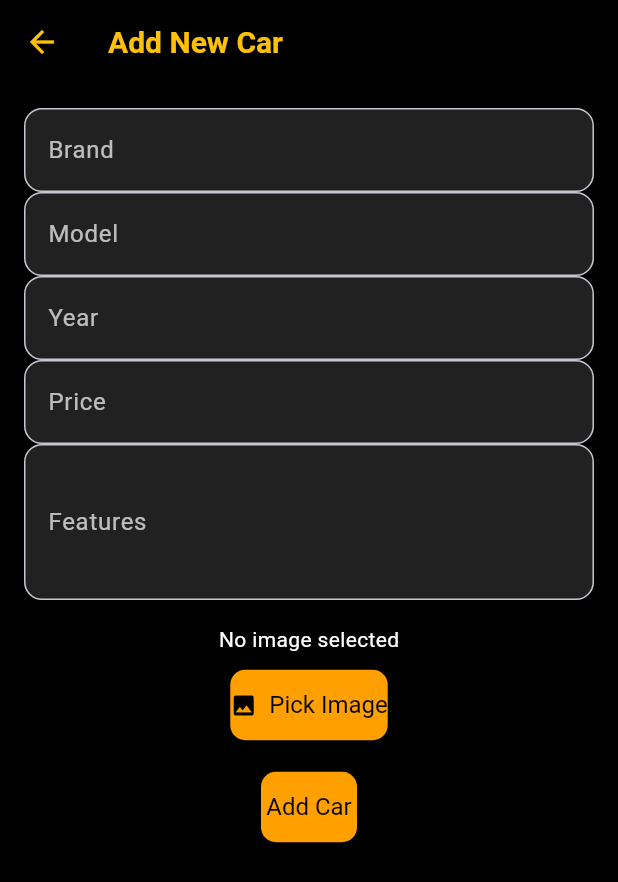
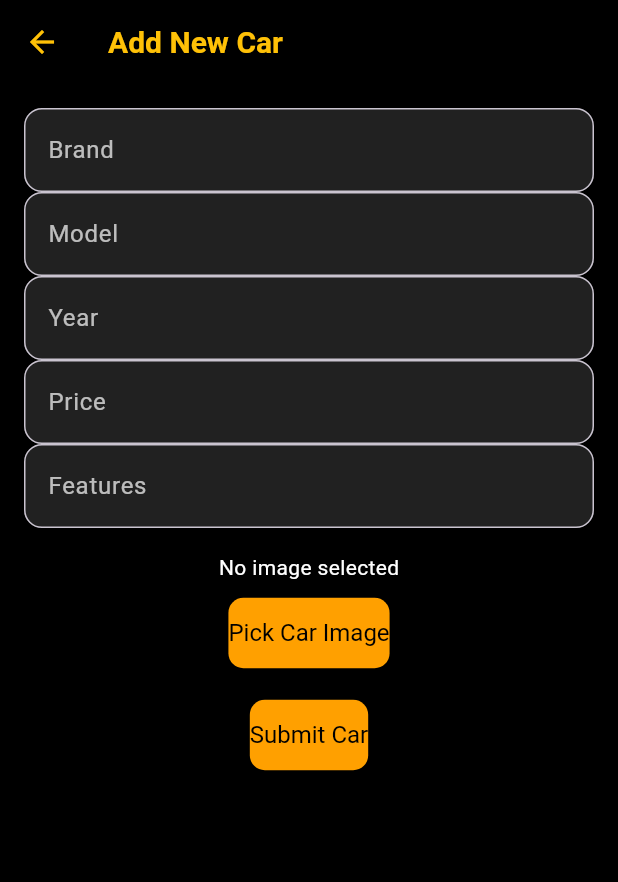
Before and after one commit to Khemrazzz/ExoticCars.mu, a Flutter app: the AddCarScreen screen opened directly, on a phone screen of 412 x 824 dp. Shown: the top 882 px of the screen. Run offline on Flutter 3.47's test engine with Material 3 defaults, Android fonts, the phone set to English and light mode, and no system bars; our stand-ins replace flutter_dotenv, go_router, image_picker, supabase_flutter; missing offline and left inert: functions_client; accounts and stored records are empty.

Commit message:
feat: update AddCarScreen implementation

```diff
--- a/lib/view/car/add_car_screen.dart
+++ b/lib/view/car/add_car_screen.dart
@@ -1,7 +1,6 @@
 import 'dart:io';
 import 'package:flutter/material.dart';
 import 'package:image_picker/image_picker.dart';
-import 'package:path/path.dart';
 import 'package:supabase_flutter/supabase_flutter.dart';
 
 class AddCarScreen extends StatefulWidget {
@@ -13,60 +12,73 @@ class AddCarScreen extends StatefulWidget {
 
 class _AddCarScreenState extends State<AddCarScreen> {
   final _formKey = GlobalKey<FormState>();
-  final _brandController = TextEditingController();
-  final _modelController = TextEditingController();
-  final _yearController = TextEditingController();
-  final _priceController = TextEditingController();
-  final _featuresController = TextEditingController();
-  File? _selectedImage;
+  final TextEditingController _brand = TextEditingController();
+  final TextEditingController _model = TextEditingController();
+  final TextEditingController _year = TextEditingController();
+  final TextEditingController _price = TextEditingController();
+  final TextEditingController _features = TextEditingController();
+  File? _imageFile;
+
+  final _picker = ImagePicker();
 
   Future<void> pickImage() async {
-    final picked = await ImagePicker().pickImage(source: ImageSource.gallery);
+    final picked = await _picker.pickImage(source: ImageSource.gallery);
     if (picked != null) {
       setState(() {
-        _selectedImage = File(picked.path);
+        _imageFile = File(picked.path);
       });
     }
   }
 
   Future<String?> uploadImage(File file) async {
-    final storage = Supabase.instance.client.storage.from('car-images');
-    final fileName =
-        '${DateTime.now().millisecondsSinceEpoch}_${basename(file.path)}';
+    final supabase = Supabase.instance.client;
+    final fileName = 'car_${DateTime.now().millisecondsSinceEpoch}.jpg';
 
-    final response = await storage.upload(fileName, file);
+    final storage = supabase.storage.from('car-images');
 
-    if (response.isEmpty) {
-      return null;
+    final uploaded = await storage.upload(fileName, file);
+
+    if (uploaded.isEmpty) {
+      return storage.getPublicUrl(fileName);
     }
-
-    final publicUrl = storage.getPublicUrl(fileName);
-    return publicUrl;
+    return null;
   }
 
-  Future<void> addCar() async {
-    if (!_formKey.currentState!.validate() || _selectedImage == null) return;
-
-    final imageUrl = await uploadImage(_selectedImage!);
-    if (imageUrl == null) {
-      ScaffoldMessenger.of(context)
-          .showSnackBar(const SnackBar(content: Text('Image upload failed')));
+  Future<void> submitCar() async {
+    if (!_formKey.currentState!.validate() || _imageFile == null) {
+      ScaffoldMessenger.of(context).showSnackBar(
+        const SnackBar(content: Text("Please complete all fields & upload image")),
+      );
       return;
     }
 
-    final response = await Supabase.instance.client.from('cars').insert({
-      'brand': _brandController.text.trim(),
-      'model': _modelController.text.trim(),
-      'year': int.parse(_yearController.text),
-      'price': double.parse(_priceController.text),
-      'features': _featuresController.text.trim(),
+    final imageUrl = await uploadImage(_imageFile!);
+    if (imageUrl == null) {
+      ScaffoldMessenger.of(context).showSnackBar(
+        const SnackBar(content: Text("Failed to upload image")),
+      );
+      return;
+    }
+
+    final supabase = Supabase.instance.client;
+    final response = await supabase.from('cars').insert({
+      'brand': _brand.text.trim(),
+      'model': _model.text.trim(),
+      'year': int.parse(_year.text.trim()),
+      'price': double.parse(_price.text.trim()),
+      'features': _features.text.trim(),
       'image_url': imageUrl,
     });
 
-    if (response != null) {
-      ScaffoldMessenger.of(context)
-          .showSnackBar(const SnackBar(content: Text('Car added successfully')));
+    if (response.error == null) {
+      ScaffoldMessenger.of(context).showSnackBar(
+        const SnackBar(content: Text("Car uploaded successfully")),
+      );
       Navigator.pop(context);
+    } else {
+      ScaffoldMessenger.of(context).showSnackBar(
+        SnackBar(content: Text("Error: ${response.error!.message}")),
+      );
     }
   }
 
@@ -74,49 +86,55 @@ class _AddCarScreenState extends State<AddCarScreen> {
   Widget build(BuildContext context) {
     return Scaffold(
       appBar: AppBar(title: const Text('Add New Car')),
-      body: Padding(
+      body: SingleChildScrollView(
         padding: const EdgeInsets.all(16),
-        child: SingleChildScrollView(
-          child: Form(
+        child: Form(
             key: _formKey,
             child: Column(
               children: [
                 TextFormField(
-                    controller: _brandController,
-                    decoration: const InputDecoration(labelText: 'Brand'),
-                    validator: (v) => v!.isEmpty ? 'Required' : null),
+                  controller: _brand,
+                  decoration: const InputDecoration(labelText: 'Brand'),
+                  validator: (value) =>
+                      value == null || value.isEmpty ? 'Required' : null,
+                ),
                 TextFormField(
-                    controller: _modelController,
-                    decoration: const InputDecoration(labelText: 'Model'),
-                    validator: (v) => v!.isEmpty ? 'Required' : null),
+                  controller: _model,
+                  decoration: const InputDecoration(labelText: 'Model'),
+                  validator: (value) =>
+                      value == null || value.isEmpty ? 'Required' : null,
+                ),
                 TextFormField(
-                    controller: _yearController,
-                    keyboardType: TextInputType.number,
-                    decoration: const InputDecoration(labelText: 'Year'),
-                    validator: (v) => v!.isEmpty ? 'Required' : null),
+                  controller: _year,
+                  decoration: const InputDecoration(labelText: 'Year'),
+                  keyboardType: TextInputType.number,
+                  validator: (value) =>
+                      value == null || value.isEmpty ? 'Required' : null,
+                ),
                 TextFormField(
-                    controller: _priceController,
-                    keyboardType: TextInputType.number,
-                    decoration: const InputDecoration(labelText: 'Price'),
-                    validator: (v) => v!.isEmpty ? 'Required' : null),
+                  controller: _price,
+                  decoration: const InputDecoration(labelText: 'Price'),
+                  keyboardType: TextInputType.number,
+                  validator: (value) =>
+                      value == null || value.isEmpty ? 'Required' : null,
+                ),
                 TextFormField(
-                    controller: _featuresController,
-                    maxLines: 3,
-                    decoration: const InputDecoration(labelText: 'Features')),
+                  controller: _features,
+                  decoration: const InputDecoration(labelText: 'Features'),
+                ),
                 const SizedBox(height: 16),
-                _selectedImage != null
-                    ? Image.file(_selectedImage!, height: 150)
+                _imageFile != null
+                    ? Image.file(_imageFile!, height: 150)
                     : const Text('No image selected'),
                 const SizedBox(height: 10),
-                ElevatedButton.icon(
-                  icon: const Icon(Icons.image),
-                  label: const Text('Pick Image'),
+                ElevatedButton(
                   onPressed: pickImage,
+                  child: const Text('Pick Car Image'),
                 ),
                 const SizedBox(height: 20),
                 ElevatedButton(
-                  onPressed: addCar,
-                  child: const Text('Add Car'),
+                  onPressed: submitCar,
+                  child: const Text('Submit Car'),
                 ),
               ],
             ),
```
